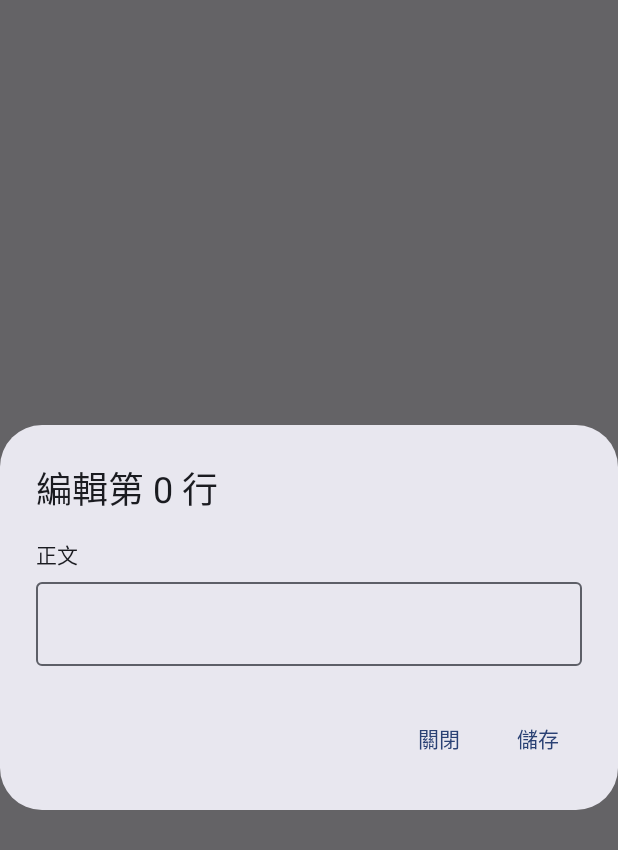
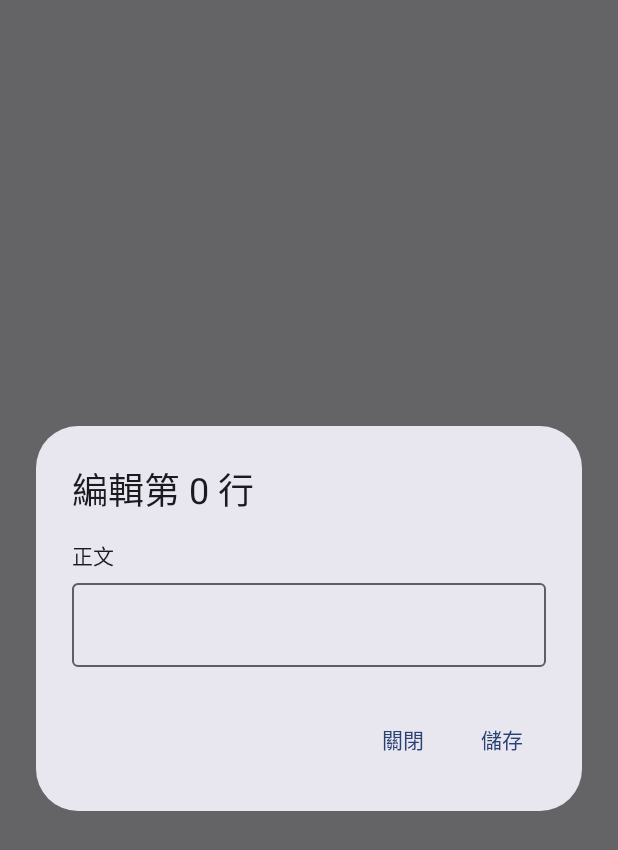
Before and after one commit to DarKArieS/MeowReader, an Android app built with Jetpack Compose: the composable LineEditDialog called with empty values, on a phone screen of 412 x 824 dp. Shown: the top 850 px of the screen. Run offline under Robolectric (Android 15) with nearby library versions, the phone set to English and light mode, and no system bars.

Commit message:
Fix line edit dialog scroll loop with the keyboard open
In short windows such as split screen, AlertDialog's wrap-content window
kept asking for more height than the keyboard left, got clipped, scrolled
the focused field into view, and relaid out again forever.

Use a full-window dialog (decorFitsSystemWindows = false) that keeps the
AlertDialog look and makes room for the keyboard with insets, so the
window size never changes and Compose settles in one pass.

```diff
--- a/app/src/main/java/com/nekroz/meowreader/ui/readerpage/LineEditDialog.kt
+++ b/app/src/main/java/com/nekroz/meowreader/ui/readerpage/LineEditDialog.kt
@@ -1,40 +1,53 @@
 package com.nekroz.meowreader.ui.readerpage
 
 import android.content.ClipData
+import androidx.compose.foundation.gestures.detectTapGestures
+import androidx.compose.foundation.layout.Arrangement
+import androidx.compose.foundation.layout.Box
 import androidx.compose.foundation.layout.Column
 import androidx.compose.foundation.layout.Row
 import androidx.compose.foundation.layout.Spacer
+import androidx.compose.foundation.layout.fillMaxSize
 import androidx.compose.foundation.layout.fillMaxWidth
 import androidx.compose.foundation.layout.height
 import androidx.compose.foundation.layout.heightIn
 import androidx.compose.foundation.layout.padding
+import androidx.compose.foundation.layout.safeDrawingPadding
+import androidx.compose.foundation.layout.widthIn
 import androidx.compose.foundation.rememberScrollState
 import androidx.compose.foundation.text.KeyboardActions
 import androidx.compose.foundation.text.KeyboardOptions
 import androidx.compose.foundation.text.selection.SelectionContainer
 import androidx.compose.foundation.verticalScroll
-import androidx.compose.material3.AlertDialog
+import androidx.compose.material3.AlertDialogDefaults
+import androidx.compose.material3.LocalContentColor
+import androidx.compose.material3.LocalTextStyle
 import androidx.compose.material3.MaterialTheme
 import androidx.compose.material3.OutlinedTextField
 import androidx.compose.material3.Surface
 import androidx.compose.material3.Text
 import androidx.compose.material3.TextButton
 import androidx.compose.runtime.Composable
+import androidx.compose.runtime.CompositionLocalProvider
 import androidx.compose.runtime.getValue
 import androidx.compose.runtime.mutableStateOf
 import androidx.compose.runtime.produceState
 import androidx.compose.runtime.remember
 import androidx.compose.runtime.rememberCoroutineScope
+import androidx.compose.runtime.rememberUpdatedState
 import androidx.compose.runtime.setValue
 import androidx.compose.ui.Alignment
 import androidx.compose.ui.Modifier
 import androidx.compose.ui.platform.ClipEntry
+import androidx.compose.ui.input.pointer.pointerInput
 import androidx.compose.ui.platform.LocalClipboard
 import androidx.compose.ui.res.stringResource
 import androidx.compose.ui.text.TextRange
 import androidx.compose.ui.text.input.ImeAction
 import androidx.compose.ui.text.input.TextFieldValue
 import androidx.compose.ui.unit.dp
+import androidx.compose.ui.window.Dialog
+import androidx.compose.ui.window.DialogProperties
 import com.nekroz.meowreader.R
 import kotlinx.coroutines.launch
 
@@ -85,7 +98,7 @@ fun LineEditDialog(
         }
     }
 
-    AlertDialog(
+    ImeSafeAlertDialog(
         // 寫檔途中不讓對話框被關掉：關掉會連同這次存檔的後續處理（重讀檔案）一起取消。
         onDismissRequest = { if (!isSaving) onDismiss() },
         title = { Text(stringResource(R.string.line_edit_title, lineNumber)) },
@@ -181,4 +194,77 @@ fun LineEditDialog(
     )
 }
 
+/**
+ * 外觀與用法同 Material3 的 AlertDialog，差別在對話框視窗佔滿整個 App 區域，鍵盤佔掉的空間由
+ * Compose 自己用 insets 讓出來，系統不會因為鍵盤去縮放視窗。
+ *
+ * 為什麼不用 AlertDialog：它的視窗高度是「依內容而定」，鍵盤彈出時又要被系統裁到鍵盤上方。
+ * 在分割畫面這類矮視窗裡，內容依可用高度量出來比裁切後的視窗高，對話框便不斷要求較高的視窗、
+ * 被裁小、再把 focus 中的輸入框捲進畫面、又重新要求……變成捲動與重新排版的無限迴圈。
+ * 視窗大小固定以後，縮版面與捲動都只在 Compose 裡發生一次就收斂。
+ */
+@Composable
+private fun ImeSafeAlertDialog(
+    onDismissRequest: () -> Unit,
+    title: @Composable () -> Unit,
+    text: @Composable () -> Unit,
+    confirmButton: @Composable () -> Unit,
+    dismissButton: @Composable () -> Unit,
+) {
+    val currentOnDismissRequest by rememberUpdatedState(onDismissRequest)
+    Dialog(
+        onDismissRequest = onDismissRequest,
+        properties = DialogProperties(usePlatformDefaultWidth = false, decorFitsSystemWindows = false),
+    ) {
+        Box(
+            modifier = Modifier
+                .fillMaxSize()
+                // 視窗佔滿整個 App 區域，系統分不出「點到對話框外面」，要自己處理。
+                .pointerInput(Unit) { detectTapGestures { currentOnDismissRequest() } }
+                .safeDrawingPadding()
+                .padding(DIALOG_PADDING),
+            contentAlignment = Alignment.Center,
+        ) {
+            Surface(
+                modifier = Modifier
+                    .widthIn(min = 280.dp, max = 560.dp)
+                    // 點在卡片空白處不算點到外面。
+                    .pointerInput(Unit) { detectTapGestures { } },
+                shape = AlertDialogDefaults.shape,
+                color = AlertDialogDefaults.containerColor,
+                tonalElevation = AlertDialogDefaults.TonalElevation,
+            ) {
+                Column(Modifier.padding(DIALOG_PADDING)) {
+                    CompositionLocalProvider(
+                        LocalContentColor provides AlertDialogDefaults.titleContentColor,
+                        LocalTextStyle provides MaterialTheme.typography.headlineSmall,
+                    ) {
+                        Box(Modifier.padding(bottom = 16.dp)) { title() }
+                    }
+                    // 內容可以縮：空間不夠（例如鍵盤彈出）時由內容自己捲動，標題與按鈕永遠看得到。
+                    CompositionLocalProvider(
+                        LocalContentColor provides AlertDialogDefaults.textContentColor,
+                        LocalTextStyle provides MaterialTheme.typography.bodyMedium,
+                    ) {
+                        Box(
+                            Modifier
+                                .weight(1f, fill = false)
+                                .padding(bottom = DIALOG_PADDING),
+                        ) { text() }
+                    }
+                    Row(
+                        modifier = Modifier.align(Alignment.End),
+                        horizontalArrangement = Arrangement.spacedBy(8.dp),
+                    ) {
+                        dismissButton()
+                        confirmButton()
+                    }
+                }
+            }
+        }
+    }
+}
+
+private val DIALOG_PADDING = 24.dp
+
 private const val RAW_CLIP_LABEL = "raw"
```
